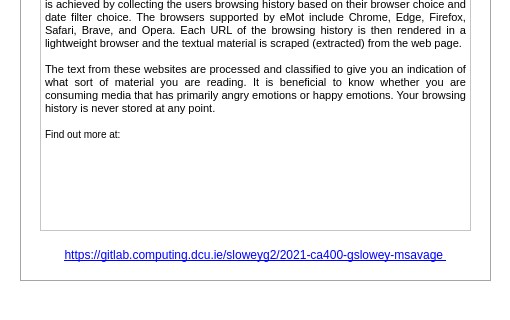
Above: src/pyqt/uiFiles/about_window.ui from gerardpslowey/eMot before the change; both pictures show x 0 to 510 and y 140 to 460 of the 510 by 460 pixel window. Below: the same form after it.
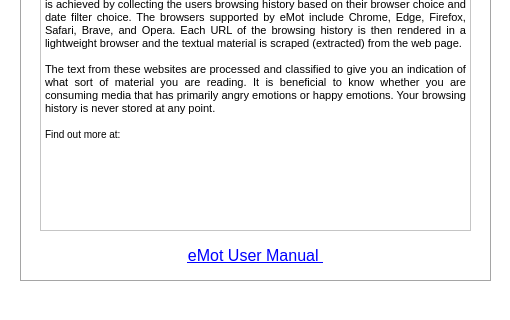
That is the form after the change. Icons and pictures are not drawn.

Commit message: better tool tips on pages and about me links to user manual instead

Diff of the .ui file:
```diff
--- a/src/pyqt/uiFiles/about_window.ui
+++ b/src/pyqt/uiFiles/about_window.ui
@@ -104,6 +104,11 @@
      <height>31</height>
     </rect>
    </property>
+   <property name="font">
+    <font>
+     <pointsize>12</pointsize>
+    </font>
+   </property>
    <property name="cursor">
     <cursorShape>PointingHandCursor</cursorShape>
    </property>
@@ -117,7 +122,7 @@
     <enum>QFrame::NoFrame</enum>
    </property>
    <property name="text">
-    <string>&lt;a href=&quot;https://gitlab.computing.dcu.ie/sloweyg2/2021-ca400-gslowey-msavage&quot;&gt; https://gitlab.computing.dcu.ie/sloweyg2/2021-ca400-gslowey-msavage &lt;/a&gt;</string>
+    <string>&lt;a href = &quot;https://docs.google.com/document/d/1qBCJQA-CYdJfvuIIAPbABQMXIWXqyd_84ktYM9sTRZs/edit?usp=sharing&quot;&gt; eMot User Manual &lt;/a&gt;</string>
    </property>
    <property name="alignment">
     <set>Qt::AlignCenter</set>
```
Left out of the diff: 2 changed lines with no effect on the pictures. The commit also changes 8 other files.
